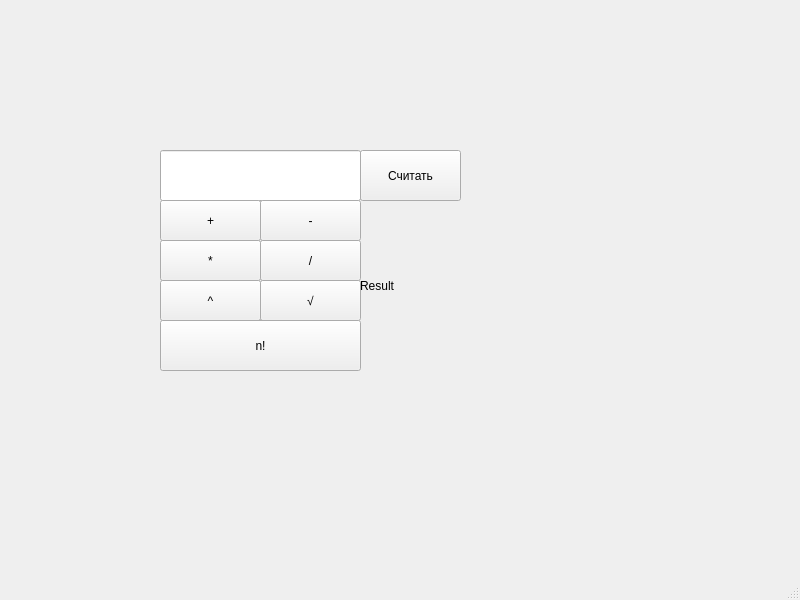
maks-bubela/Maks_Bubela, file Lesson711/calck.ui: the form before one commit.
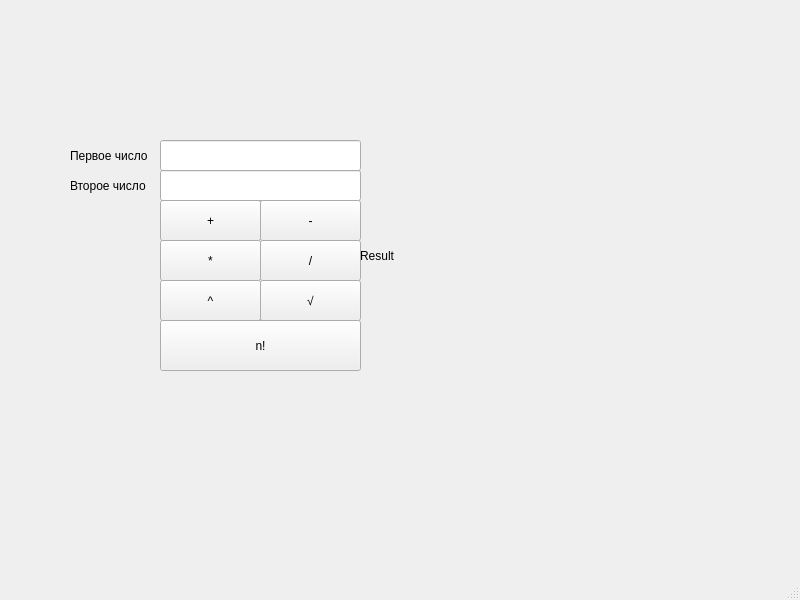
The form after the commit.

Patch:
```diff
--- a/Lesson711/calck.ui
+++ b/Lesson711/calck.ui
@@ -14,43 +14,30 @@
    <string>Calck</string>
   </property>
   <widget class="QWidget" name="centralwidget">
-   <widget class="QPushButton" name="Button">
+   <widget class="QLabel" name="Output">
     <property name="geometry">
      <rect>
       <x>360</x>
-      <y>150</y>
-      <width>101</width>
-      <height>51</height>
-     </rect>
-    </property>
-    <property name="text">
-     <string>Считать</string>
-    </property>
-   </widget>
-   <widget class="QLabel" name="result">
-    <property name="geometry">
-     <rect>
-      <x>360</x>
-      <y>200</y>
-      <width>101</width>
-      <height>171</height>
+      <y>140</y>
+      <width>141</width>
+      <height>231</height>
      </rect>
     </property>
     <property name="text">
      <string>Result</string>
     </property>
    </widget>
-   <widget class="QLineEdit" name="UserInput">
+   <widget class="QLineEdit" name="UserInput1">
     <property name="geometry">
      <rect>
       <x>160</x>
-      <y>150</y>
+      <y>140</y>
       <width>201</width>
-      <height>51</height>
+      <height>31</height>
      </rect>
     </property>
    </widget>
-   <widget class="QPushButton" name="subtraction">
+   <widget class="QPushButton" name="division">
     <property name="geometry">
      <rect>
       <x>260</x>
@@ -76,19 +63,6 @@
      <string>*</string>
     </property>
    </widget>
-   <widget class="QPushButton" name="devide">
-    <property name="geometry">
-     <rect>
-      <x>260</x>
-      <y>200</y>
-      <width>101</width>
-      <height>41</height>
-     </rect>
-    </property>
-    <property name="text">
-     <string>-</string>
-    </property>
-   </widget>
    <widget class="QPushButton" name="radical">
     <property name="geometry">
      <rect>
@@ -141,6 +115,55 @@
      <string>+</string>
     </property>
    </widget>
+   <widget class="QLineEdit" name="UserInput2">
+    <property name="geometry">
+     <rect>
+      <x>160</x>
+      <y>170</y>
+      <width>201</width>
+      <height>31</height>
+     </rect>
+    </property>
+   </widget>
+   <widget class="QLabel" name="label">
+    <property name="geometry">
+     <rect>
+      <x>70</x>
+      <y>140</y>
+      <width>91</width>
+      <height>31</height>
+     </rect>
+    </property>
+    <property name="text">
+     <string>Первое число</string>
+    </property>
+   </widget>
+   <widget class="QLabel" name="label_2">
+    <property name="geometry">
+     <rect>
+      <x>70</x>
+      <y>175</y>
+      <width>91</width>
+      <height>21</height>
+     </rect>
+    </property>
+    <property name="text">
+     <string>Второе число</string>
+    </property>
+   </widget>
+   <widget class="QPushButton" name="subtractions">
+    <property name="geometry">
+     <rect>
+      <x>260</x>
+      <y>200</y>
+      <width>101</width>
+      <height>41</height>
+     </rect>
+    </property>
+    <property name="text">
+     <string>-</string>
+    </property>
+   </widget>
   </widget>
   <widget class="QMenuBar" name="menubar">
    <property name="geometry">
```
